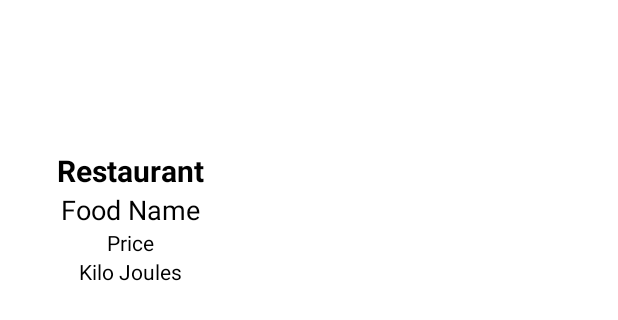
After one commit to KevinSenjaya937/Food_Delivery_App, an Android app: the layout deal_item.xml on its own in the app's theme, with its tools: preview values and no code run, on a phone screen of 412 x 824 dp. The commit adds this screen. Shown: the top 320 px of the screen. Run offline under Robolectric (Android 15) with nearby library versions, the phone set to English and light mode, and no system bars.

Commit message:
Daily Deals DONE

```diff
--- a/app/src/main/assets/restaurants.csv
+++ b/app/src/main/assets/restaurants.csv
@@ -6,9 +6,9 @@ restaurantID,restaurantName,foodType,location,logo
 5,Taco Bell,Fast Food,Canning Vale,https://1000logos.net/wp-content/uploads/2017/06/Taco-Bell-Logo.png
 6,Wendy's,Fast Food,Victoria Park,https://1000logos.net/wp-content/uploads/2017/08/Wendys-Logo.png
 7,Jollibee,Fast Food,Cockburn Central,https://1000logos.net/wp-content/uploads/2021/05/Jollibee-logo.png
-8,Nandos,Flame-grilled Chicken,Cannington,https://1000logos.net/wp-content/uploads/2017/09/Nandos-Logo.png
-9,Dominos,Pizza,Bentley,https://1000logos.net/wp-content/uploads/2017/08/Domino%E2%80%99s-Logo.png
+8,Nando's,Flame-grilled Chicken,Cannington,https://1000logos.net/wp-content/uploads/2017/09/Nandos-Logo.png
+9,Domino's,Pizza,Bentley,https://1000logos.net/wp-content/uploads/2017/08/Domino%E2%80%99s-Logo.png
 10,Pizza Hut,Pizza,Cannington,https://1000logos.net/wp-content/uploads/2017/05/Pizza-Hut-Logo-20142.jpg
-11,Starbukcks,Coffee,Cannington,https://1000logos.net/wp-content/uploads/2016/12/Starbucks-Logo.png
+11,Starbucks,Coffee,Cannington,https://1000logos.net/wp-content/uploads/2016/12/Starbucks-Logo.png
 12,Dunkin' Donuts,Doughnuts,Bentley,https://1000logos.net/wp-content/uploads/2017/08/Dunkin-Donuts-Logo.png
 13,Chick-fil-A,Fast Food,Canning Vale,https://1000logos.net/wp-content/uploads/2021/04/Chick-fil-A-logo.png
--- a/app/src/main/java/au/edu/curtin/fooddeliveryapp/MainActivity.kt
+++ b/app/src/main/java/au/edu/curtin/fooddeliveryapp/MainActivity.kt
@@ -31,7 +31,7 @@ class MainActivity : AppCompatActivity() {
 
         val restaurantData = InputStreamReader(assets.open("restaurants.csv"))
         val foodData = InputStreamReader(assets.open("food.csv"))
-        val homeFragment = HomeFragment()
+        val homeFragment = HomeFragment(foodController)
         val cartFragment = CartFragment(foodController, userController)
         val acctFragment = AccountFragment(userController)
         val restaurantsFragment = BrowseFragment(restaurantController, foodController)
--- a/app/src/main/java/au/edu/curtin/fooddeliveryapp/database/DBHelper.kt
+++ b/app/src/main/java/au/edu/curtin/fooddeliveryapp/database/DBHelper.kt
@@ -407,7 +407,7 @@ class DBHelper(context: Context) : SQLiteOpenHelper(context, DATABASE_NAME, null
 
         val cursor: Cursor? = db.rawQuery(selectQuery, null)
 
-        var userID : Int = -1
+        var userID : Int = 0
 
         if (cursor != null) {
             if (cursor.moveToLast()) {
--- a/app/src/main/java/au/edu/curtin/fooddeliveryapp/fragments/Browse/FoodListFragment.kt
+++ b/app/src/main/java/au/edu/curtin/fooddeliveryapp/fragments/Browse/FoodListFragment.kt
@@ -19,7 +19,8 @@ import au.edu.curtin.fooddeliveryapp.controller.FoodController
 import au.edu.curtin.fooddeliveryapp.fragments.Browse.FoodListAdapter
 
 
-class FoodListFragment(private val controller: FoodController, private val restaurant: Restaurant): Fragment(), FoodListAdapter.OnItemClickListener {
+class FoodListFragment(private val controller: FoodController, private val restaurant: Restaurant
+                      ): Fragment(), FoodListAdapter.OnItemClickListener {
 
     private lateinit var adapter: FoodListAdapter
     private lateinit var recyclerView: RecyclerView
--- a/app/src/main/java/au/edu/curtin/fooddeliveryapp/fragments/Cart/CartAdapter.kt
+++ b/app/src/main/java/au/edu/curtin/fooddeliveryapp/fragments/Cart/CartAdapter.kt
@@ -101,10 +101,16 @@ class CartAdapter (private val data: ArrayList<FoodOrder>,
 
             if (foodOrder.userID == 0) {
                 dateTimeText.isVisible = false
+                addButton.isVisible = true
+                removeButton.isVisible = true
+                removeFromCartButton.isVisible = true
             }
             else {
                 dateTimeText.isVisible = true
                 dateTimeText.text = foodOrder.datetime
+                addButton.isVisible = false
+                removeButton.isVisible = false
+                removeFromCartButton.isVisible = false
             }
         }
 
--- a/app/src/main/java/au/edu/curtin/fooddeliveryapp/fragments/Cart/CartFragment.kt
+++ b/app/src/main/java/au/edu/curtin/fooddeliveryapp/fragments/Cart/CartFragment.kt
@@ -23,10 +23,6 @@ class CartFragment(private val foodController: FoodController,
     private lateinit var recyclerView: RecyclerView
     private lateinit var foodOrderList: ArrayList<FoodOrder>
     private lateinit var checkOutBtn: Button
-
-    override fun onCreate(savedInstanceState: Bundle?) {
-        super.onCreate(savedInstanceState)
-    }
 
     override fun onCreateView(
         inflater: LayoutInflater, container: ViewGroup?,
--- /dev/null
+++ b/app/src/main/res/layout/deal_item.xml
@@ -0,0 +1,68 @@
+<?xml version="1.0" encoding="utf-8"?>
+<androidx.constraintlayout.widget.ConstraintLayout xmlns:android="http://schemas.android.com/apk/res/android"
+    xmlns:tools="http://schemas.android.com/tools"
+    android:layout_width="wrap_content"
+    android:layout_height="wrap_content"
+    android:layout_marginLeft="20dp"
+    android:layout_marginRight="20dp"
+    android:paddingLeft="10dp"
+    android:paddingRight="10dp"
+    xmlns:app="http://schemas.android.com/apk/res-auto">
+
+
+    <de.hdodenhof.circleimageview.CircleImageView
+        android:id="@+id/foodImageView"
+        android:layout_width="100dp"
+        android:layout_height="100dp"
+        app:layout_constraintTop_toTopOf="parent"
+        app:layout_constraintLeft_toLeftOf="parent"
+        app:layout_constraintRight_toRightOf="parent"/>
+
+    <TextView
+        android:id="@+id/restaurantNameText"
+        android:layout_width="wrap_content"
+        android:layout_height="wrap_content"
+        android:textSize="20sp"
+        android:text="Restaurant"
+        android:textStyle="bold"
+        android:textAlignment="center"
+        android:paddingLeft="8dp"
+        app:layout_constraintTop_toBottomOf="@id/foodImageView"
+        app:layout_constraintLeft_toLeftOf="parent"
+        app:layout_constraintRight_toRightOf="parent"
+        />
+    <TextView
+        android:id="@+id/foodNameText"
+        android:layout_width="wrap_content"
+        android:layout_height="wrap_content"
+        android:textSize="18sp"
+        android:text="Food Name"
+        android:textAlignment="center"
+        android:paddingLeft="8dp"
+        app:layout_constraintTop_toBottomOf="@id/restaurantNameText"
+        app:layout_constraintLeft_toLeftOf="parent"
+        app:layout_constraintRight_toRightOf="parent"/>
+
+    <TextView
+        android:id="@+id/priceText"
+        android:layout_width="wrap_content"
+        android:layout_height="wrap_content"
+        android:text="Price"
+        android:paddingLeft="8dp"
+        android:textAlignment="center"
+        app:layout_constraintTop_toBottomOf="@id/foodNameText"
+        app:layout_constraintLeft_toLeftOf="parent"
+        app:layout_constraintRight_toRightOf="parent"/>
+
+    <TextView
+        android:id="@+id/descriptionText"
+        android:layout_width="wrap_content"
+        android:layout_height="wrap_content"
+        android:text="Kilo Joules"
+        android:paddingLeft="8dp"
+        android:textAlignment="center"
+        app:layout_constraintTop_toBottomOf="@id/priceText"
+        app:layout_constraintLeft_toLeftOf="parent"
+        app:layout_constraintRight_toRightOf="parent"/>
+
+</androidx.constraintlayout.widget.ConstraintLayout>
```
Also changed, not shown: app/src/main/java/au/edu/curtin/fooddeliveryapp/controller/FoodController.kt (+24 -0 lines), app/src/main/java/au/edu/curtin/fooddeliveryapp/controller/UserController.kt (+7 -2 lines), app/src/main/java/au/edu/curtin/fooddeliveryapp/fragments/Account/AccountFragment.kt (+38 -1 lines), app/src/main/java/au/edu/curtin/fooddeliveryapp/fragments/Account/LoginFragment.kt (+8 -2 lines), app/src/main/java/au/edu/curtin/fooddeliveryapp/fragments/Home/HomeAdapter.kt (added, +66 -0 lines), app/src/main/java/au/edu/curtin/fooddeliveryapp/fragments/Home/HomeFragment.kt (+28 -3 lines), app/src/main/res/layout/cart_by_restaurant_item.xml (deleted, +0 -54 lines), app/src/main/res/layout/fragment_account.xml (+8 -2 lines), app/src/main/res/layout/fragment_home.xml (+24 -7 lines).
